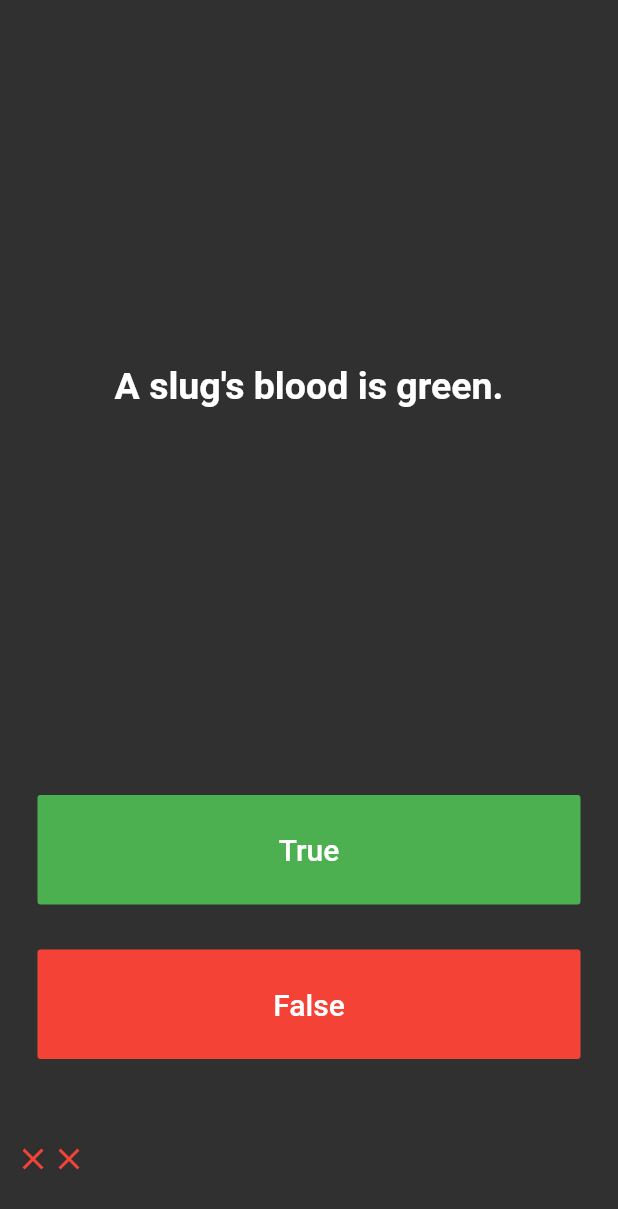
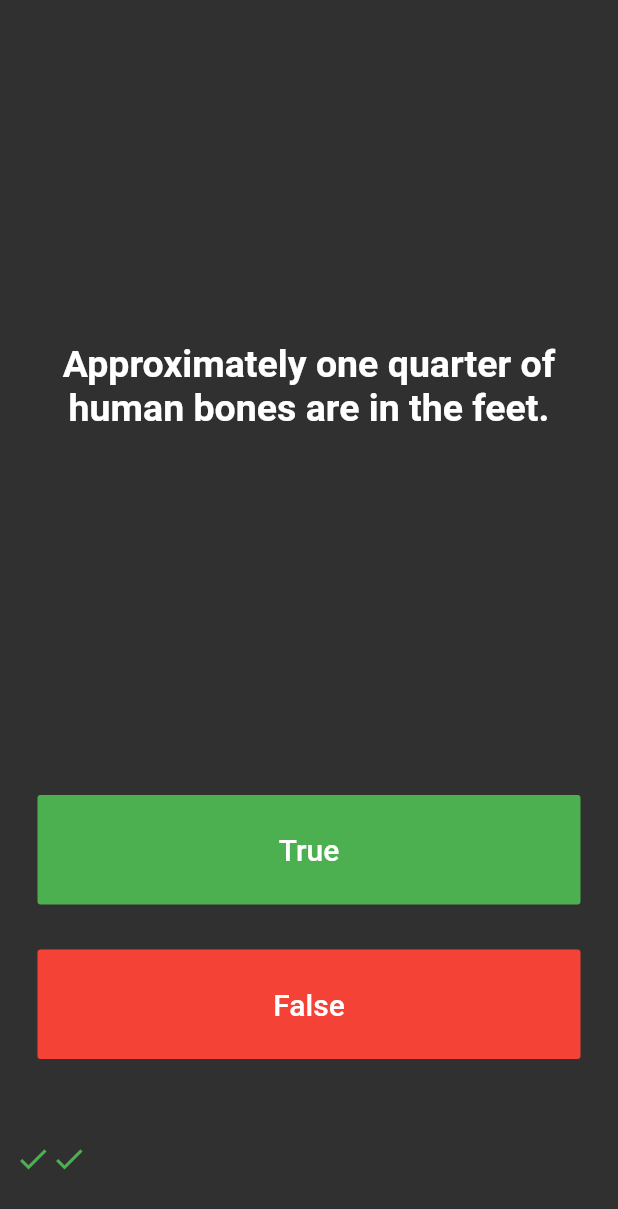
Before and after one commit to RKCP/Flutter-Dart-Learning, a Flutter app: the screen it shows after launch, after a tap on "True", after a tap on "False", on a phone screen of 412 x 824 dp. Shown: the top 1209 px of the screen. Run offline on Flutter 3.47's test engine with Material 2 defaults, Android fonts, the phone set to English and light mode, and no system bars; our stand-ins replace audioplayers, sqflite; accounts and stored records are empty.

Commit message:
Added further abstraction by seperating questions into a class.

```diff
--- a/true_false_quiz/lib/Question.dart
+++ b/true_false_quiz/lib/Question.dart
@@ -2,7 +2,7 @@ class Question {
   String questionText;
   bool questionAnswer;
 
-  Question({String q, bool a}) {
+  Question(String q, bool a) {
     this.questionText = q;
     this.questionAnswer = a;
   }
--- /dev/null
+++ b/true_false_quiz/lib/QuizHelper.dart
@@ -0,0 +1,31 @@
+import 'Question.dart';
+
+class QuizHelper {
+  List<Question> listOfQuestions = [
+    Question('Some cats are actually allergic to humans', true),
+    Question('You can lead a cow down stairs but not up stairs.', false),
+    Question('Approximately one quarter of human bones are in the feet.', true),
+    Question('A slug\'s blood is green.', true),
+    Question('Buzz Aldrin\'s mother\'s maiden name was \"Moon\".', true),
+    Question('It is illegal to pee in the Ocean in Portugal.', true),
+    Question(
+        'No piece of square dry paper can be folded in half more than 7 times.',
+        false),
+    Question(
+        'In London, UK, if you happen to die in the House of Parliament, you are technically entitled to a state funeral, because the building is considered too sacred a place.',
+        true),
+    Question(
+        'The loudest sound produced by any animal is 188 decibels. That animal is the African Elephant.',
+        false),
+    Question(
+        'The total surface area of two human lungs is approximately 70 square metres.',
+        true),
+    Question('Google was originally called \"Backrub\".', true),
+    Question(
+        'Chocolate affects a dog\'s heart and nervous system; a few ounces are enough to kill a small dog.',
+        true),
+    Question(
+        'In West Virginia, USA, if you accidentally hit an animal with your car, you are free to take it home to eat.',
+        true),
+  ];
+}
--- a/true_false_quiz/lib/main.dart
+++ b/true_false_quiz/lib/main.dart
@@ -1,5 +1,5 @@
 import 'package:flutter/material.dart';
-import 'Question.dart';
+import 'package:truefalsequiz/QuizHelper.dart';
 
 void main() => runApp(TFQuiz());
 
@@ -30,16 +30,10 @@ class _QuizPageState extends State<QuizPage> {
   // Score keeping
   List<Icon> scores = [];
 
-  List<Question> listOfQuestions = [
-    Question(q: 'You can lead a cow down stairs but not up stairs.', a: false),
-    Question(
-        q: 'Approximately one quarter of human bones are in the feet.',
-        a: true),
-    Question(q: 'A slug\'s blood is green.', a: true)
-  ];
-
   // could use a HashMap for these, but for the purpose of this exercise, using Lists (Arrays) for learning.
   int counter = 0;
+
+  QuizHelper quizHelper = new QuizHelper();
 
   @override
   Widget build(BuildContext context) {
@@ -53,7 +47,7 @@ class _QuizPageState extends State<QuizPage> {
             padding: const EdgeInsets.all(10.0),
             child: Center(
               child: Text(
-                listOfQuestions[counter].questionText,
+                quizHelper.listOfQuestions[counter].questionText,
                 textAlign: TextAlign.center,
                 style: TextStyle(
                   fontWeight: FontWeight.bold,
@@ -78,7 +72,8 @@ class _QuizPageState extends State<QuizPage> {
                 ),
               ),
               onPressed: () {
-                if (listOfQuestions[counter].questionAnswer == true) {
+                if (quizHelper.listOfQuestions[counter].questionAnswer ==
+                    true) {
                   setState(() {
                     scores.add(Icon(
                       Icons.check,
@@ -93,7 +88,7 @@ class _QuizPageState extends State<QuizPage> {
                     ));
                   });
                 }
-                if (counter + 1 >= listOfQuestions.length) {
+                if (counter + 1 >= quizHelper.listOfQuestions.length) {
                   counter = 0;
                 } else {
                   counter++;
@@ -116,7 +111,8 @@ class _QuizPageState extends State<QuizPage> {
                 ),
               ),
               onPressed: () {
-                if (listOfQuestions[counter].questionAnswer == false) {
+                if (quizHelper.listOfQuestions[counter].questionAnswer ==
+                    false) {
                   setState(() {
                     scores.add(Icon(
                       Icons.check,
@@ -131,7 +127,7 @@ class _QuizPageState extends State<QuizPage> {
                     ));
                   });
                 }
-                if (counter + 1 >= listOfQuestions.length) {
+                if (counter + 1 >= quizHelper.listOfQuestions.length) {
                   counter = 0;
                 } else {
                   counter++;
```
Also changed, not shown: 1 other file.
